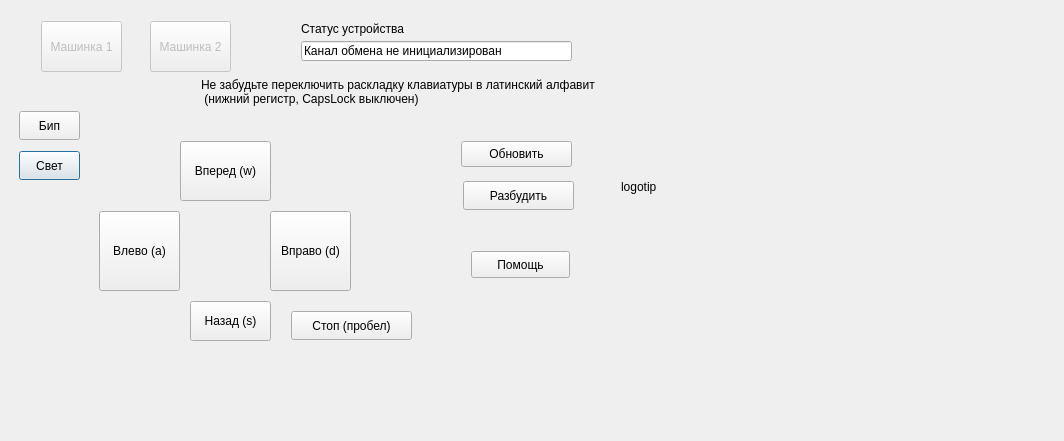
First picture: the form in vench.ui, repository woronin/smartcar, before the edit.
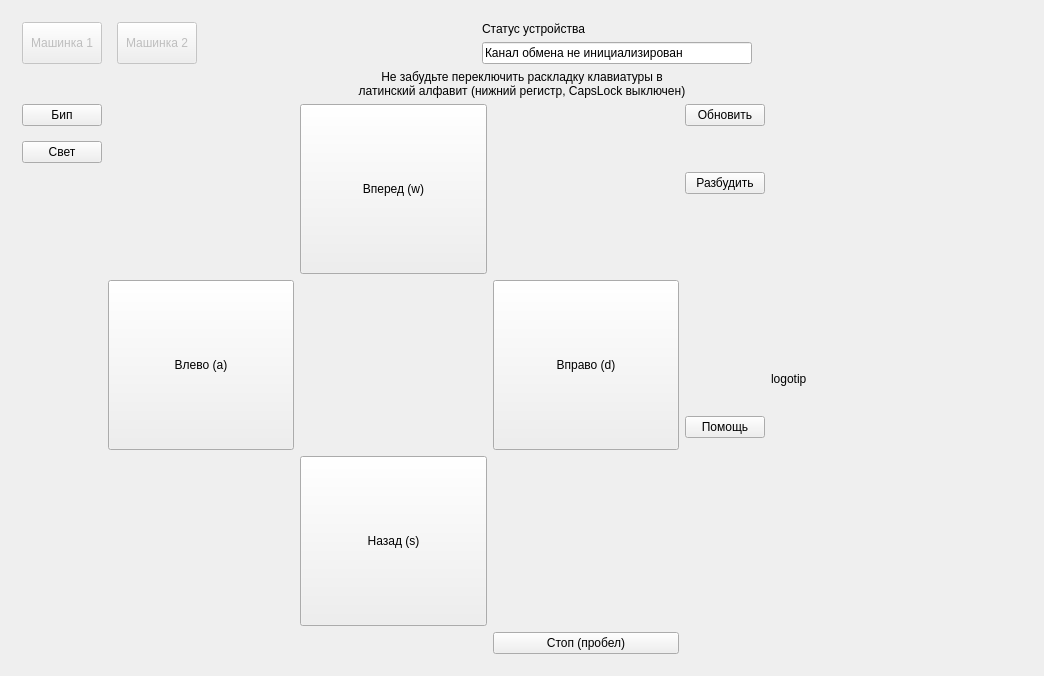
Second picture: the form after the edit. The open tabs and pages were chosen to show the change.

```diff
--- a/vench.ui
+++ b/vench.ui
@@ -6,8 +6,8 @@
    <rect>
     <x>0</x>
     <y>0</y>
-    <width>1064</width>
-    <height>441</height>
+    <width>1044</width>
+    <height>676</height>
    </rect>
   </property>
   <property name="acceptDrops">
@@ -35,101 +35,22 @@
       <number>3</number>
      </property>
      <widget class="QWidget" name="page">
-      <widget class="QPushButton" name="BLight">
-       <property name="geometry">
-        <rect>
-         <x>8</x>
-         <y>140</y>
-         <width>61</width>
-         <height>29</height>
-        </rect>
-       </property>
-       <property name="text">
-        <string>Свет</string>
-       </property>
-      </widget>
-      <widget class="QPushButton" name="BUp">
-       <property name="enabled">
-        <bool>true</bool>
-       </property>
-       <property name="geometry">
-        <rect>
-         <x>169</x>
-         <y>130</y>
-         <width>91</width>
-         <height>60</height>
-        </rect>
-       </property>
-       <property name="text">
-        <string>Вперед (w)</string>
-       </property>
-      </widget>
-      <widget class="QPushButton" name="BStop">
-       <property name="geometry">
-        <rect>
-         <x>280</x>
-         <y>300</y>
-         <width>121</width>
-         <height>29</height>
-        </rect>
-       </property>
-       <property name="text">
-        <string>Стоп (пробел)</string>
-       </property>
-       <property name="checkable">
-        <bool>false</bool>
-       </property>
-      </widget>
-      <widget class="QPushButton" name="BLeft">
-       <property name="geometry">
-        <rect>
-         <x>88</x>
-         <y>200</y>
-         <width>81</width>
-         <height>80</height>
-        </rect>
-       </property>
-       <property name="text">
-        <string>Влево (a)</string>
-       </property>
-      </widget>
-      <widget class="QPushButton" name="BDown">
-       <property name="geometry">
-        <rect>
-         <x>179</x>
-         <y>290</y>
-         <width>81</width>
-         <height>40</height>
-        </rect>
-       </property>
-       <property name="text">
-        <string>Назад (s)</string>
-       </property>
-      </widget>
-      <widget class="QPushButton" name="BBip">
-       <property name="geometry">
-        <rect>
-         <x>8</x>
-         <y>100</y>
-         <width>61</width>
-         <height>29</height>
-        </rect>
-       </property>
-       <property name="text">
-        <string>Бип</string>
-       </property>
-      </widget>
+      <layout class="QVBoxLayout" name="verticalLayout_3">
+       <item>
+        <layout class="QHBoxLayout" name="deviceInfo">
+         <property name="spacing">
+          <number>15</number>
+         </property>
+         <item>
       <widget class="QPushButton" name="BCar_1">
        <property name="enabled">
         <bool>false</bool>
        </property>
-       <property name="geometry">
-        <rect>
-         <x>30</x>
-         <y>10</y>
-         <width>81</width>
-         <height>51</height>
-        </rect>
+           <property name="sizePolicy">
+            <sizepolicy hsizetype="Minimum" vsizetype="Minimum">
+             <horstretch>0</horstretch>
+             <verstretch>0</verstretch>
+            </sizepolicy>
        </property>
        <property name="font">
         <font>
@@ -147,17 +68,17 @@
         <bool>false</bool>
        </property>
       </widget>
+         </item>
+         <item>
       <widget class="QPushButton" name="BCar_2">
        <property name="enabled">
         <bool>false</bool>
        </property>
-       <property name="geometry">
-        <rect>
-         <x>139</x>
-         <y>10</y>
-         <width>81</width>
-         <height>51</height>
-        </rect>
+           <property name="sizePolicy">
+            <sizepolicy hsizetype="Minimum" vsizetype="Minimum">
+             <horstretch>0</horstretch>
+             <verstretch>0</verstretch>
+            </sizepolicy>
        </property>
        <property name="text">
         <string>Машинка 2</string>
@@ -166,111 +87,359 @@
         <bool>true</bool>
        </property>
       </widget>
-      <widget class="QPushButton" name="BRight">
-       <property name="geometry">
-        <rect>
-         <x>259</x>
-         <y>200</y>
-         <width>81</width>
-         <height>80</height>
-        </rect>
-       </property>
-       <property name="text">
-        <string>Вправо (d)</string>
-       </property>
-      </widget>
-      <widget class="QPushButton" name="BAntiSleep">
-       <property name="geometry">
-        <rect>
-         <x>452</x>
-         <y>170</y>
-         <width>111</width>
-         <height>29</height>
-        </rect>
-       </property>
-       <property name="text">
-        <string>Разбудить</string>
-       </property>
-      </widget>
-      <widget class="QPushButton" name="Obnovit">
-       <property name="geometry">
-        <rect>
-         <x>450</x>
-         <y>130</y>
-         <width>111</width>
-         <height>26</height>
-        </rect>
-       </property>
-       <property name="text">
-        <string>Обновить</string>
-       </property>
-      </widget>
-      <widget class="QLabel" name="label_4">
-       <property name="geometry">
-        <rect>
-         <x>190</x>
-         <y>60</y>
-         <width>501</width>
-         <height>41</height>
-        </rect>
-       </property>
-       <property name="text">
-        <string>Не забудьте переключить раскладку клавиатуры в латинский алфавит
- (нижний регистр, CapsLock выключен)</string>
-       </property>
-      </widget>
+         </item>
+         <item>
+          <spacer name="horizontalSpacer_2">
+           <property name="orientation">
+            <enum>Qt::Horizontal</enum>
+           </property>
+           <property name="sizeHint" stdset="0">
+            <size>
+             <width>40</width>
+             <height>20</height>
+            </size>
+           </property>
+          </spacer>
+         </item>
+         <item>
+          <layout class="QVBoxLayout" name="verticalLayout_6">
+           <item>
       <widget class="QLabel" name="label_5">
-       <property name="geometry">
-        <rect>
-         <x>290</x>
-         <y>10</y>
-         <width>131</width>
-         <height>16</height>
-        </rect>
-       </property>
        <property name="text">
         <string>Статус устройства</string>
        </property>
       </widget>
+           </item>
+           <item>
       <widget class="QLineEdit" name="LStatus_2">
-       <property name="geometry">
-        <rect>
-         <x>290</x>
-         <y>30</y>
-         <width>271</width>
-         <height>20</height>
-        </rect>
-       </property>
        <property name="text">
         <string>Канал обмена не инициализирован</string>
        </property>
       </widget>
+           </item>
+          </layout>
+         </item>
+         <item>
+          <spacer name="horizontalSpacer">
+           <property name="orientation">
+            <enum>Qt::Horizontal</enum>
+           </property>
+           <property name="sizeHint" stdset="0">
+            <size>
+             <width>40</width>
+             <height>20</height>
+            </size>
+           </property>
+          </spacer>
+         </item>
+        </layout>
+       </item>
+       <item>
+        <layout class="QHBoxLayout" name="keyboardHintText">
+         <item>
+          <spacer name="horizontalSpacer_3">
+           <property name="orientation">
+            <enum>Qt::Horizontal</enum>
+           </property>
+           <property name="sizeHint" stdset="0">
+            <size>
+             <width>40</width>
+             <height>20</height>
+            </size>
+           </property>
+          </spacer>
+         </item>
+         <item>
+          <widget class="QLabel" name="label_4">
+           <property name="sizePolicy">
+            <sizepolicy hsizetype="Expanding" vsizetype="Maximum">
+             <horstretch>0</horstretch>
+             <verstretch>0</verstretch>
+            </sizepolicy>
+           </property>
+           <property name="text">
+            <string>Не забудьте переключить раскладку клавиатуры в латинский алфавит (нижний регистр, CapsLock выключен)</string>
+           </property>
+           <property name="textFormat">
+            <enum>Qt::AutoText</enum>
+           </property>
+           <property name="alignment">
+            <set>Qt::AlignCenter</set>
+           </property>
+           <property name="wordWrap">
+            <bool>true</bool>
+           </property>
+          </widget>
+         </item>
+         <item>
+          <spacer name="horizontalSpacer_4">
+           <property name="orientation">
+            <enum>Qt::Horizontal</enum>
+           </property>
+           <property name="sizeHint" stdset="0">
+            <size>
+             <width>40</width>
+             <height>20</height>
+            </size>
+           </property>
+          </spacer>
+         </item>
+        </layout>
+       </item>
+       <item>
+        <layout class="QHBoxLayout" name="mainBody">
+         <item>
+          <layout class="QVBoxLayout" name="verticalLayout_7">
+           <property name="spacing">
+            <number>15</number>
+           </property>
+           <item>
+            <widget class="QPushButton" name="BBip">
+             <property name="text">
+              <string>Бип</string>
+             </property>
+            </widget>
+           </item>
+           <item>
+            <widget class="QPushButton" name="BLight">
+             <property name="text">
+              <string>Свет</string>
+             </property>
+            </widget>
+           </item>
+           <item>
+            <spacer name="verticalSpacer">
+             <property name="orientation">
+              <enum>Qt::Vertical</enum>
+             </property>
+             <property name="sizeHint" stdset="0">
+              <size>
+               <width>20</width>
+               <height>40</height>
+              </size>
+             </property>
+            </spacer>
+           </item>
+          </layout>
+         </item>
+         <item>
+          <layout class="QGridLayout" name="gridLayout_5">
+           <property name="sizeConstraint">
+            <enum>QLayout::SetDefaultConstraint</enum>
+           </property>
+           <item row="2" column="2">
+            <widget class="QPushButton" name="BRight">
+             <property name="sizePolicy">
+              <sizepolicy hsizetype="Minimum" vsizetype="Minimum">
+               <horstretch>0</horstretch>
+               <verstretch>0</verstretch>
+              </sizepolicy>
+             </property>
+             <property name="text">
+              <string>Вправо (d)</string>
+             </property>
+            </widget>
+           </item>
+           <item row="2" column="0">
+            <widget class="QPushButton" name="BLeft">
+             <property name="sizePolicy">
+              <sizepolicy hsizetype="Minimum" vsizetype="Minimum">
+               <horstretch>0</horstretch>
+               <verstretch>0</verstretch>
+              </sizepolicy>
+             </property>
+             <property name="text">
+              <string>Влево (a)</string>
+             </property>
+            </widget>
+           </item>
+           <item row="4" column="2">
+            <widget class="QPushButton" name="BStop">
+             <property name="text">
+              <string>Стоп (пробел)</string>
+             </property>
+             <property name="checkable">
+              <bool>false</bool>
+             </property>
+            </widget>
+           </item>
+           <item row="1" column="1">
+            <widget class="QPushButton" name="BUp">
+             <property name="enabled">
+              <bool>true</bool>
+             </property>
+             <property name="sizePolicy">
+              <sizepolicy hsizetype="Minimum" vsizetype="Minimum">
+               <horstretch>0</horstretch>
+               <verstretch>0</verstretch>
+              </sizepolicy>
+             </property>
+             <property name="text">
+              <string>Вперед (w)</string>
+             </property>
+            </widget>
+           </item>
+           <item row="3" column="1">
+            <widget class="QPushButton" name="BDown">
+             <property name="sizePolicy">
+              <sizepolicy hsizetype="Minimum" vsizetype="Minimum">
+               <horstretch>0</horstretch>
+               <verstretch>0</verstretch>
+              </sizepolicy>
+             </property>
+             <property name="text">
+              <string>Назад (s)</string>
+             </property>
+            </widget>
+           </item>
+           <item row="2" column="1">
+            <spacer name="horizontalSpacer_5">
+             <property name="orientation">
+              <enum>Qt::Horizontal</enum>
+             </property>
+             <property name="sizeHint" stdset="0">
+              <size>
+               <width>40</width>
+               <height>20</height>
+              </size>
+             </property>
+            </spacer>
+           </item>
+           <item row="1" column="0">
+            <spacer name="horizontalSpacer_6">
+             <property name="orientation">
+              <enum>Qt::Horizontal</enum>
+             </property>
+             <property name="sizeHint" stdset="0">
+              <size>
+               <width>40</width>
+               <height>20</height>
+              </size>
+             </property>
+            </spacer>
+           </item>
+           <item row="1" column="2">
+            <spacer name="horizontalSpacer_7">
+             <property name="orientation">
+              <enum>Qt::Horizontal</enum>
+             </property>
+             <property name="sizeHint" stdset="0">
+              <size>
+               <width>40</width>
+               <height>20</height>
+              </size>
+             </property>
+            </spacer>
+           </item>
+          </layout>
+         </item>
+         <item>
+          <layout class="QVBoxLayout" name="verticalLayout_9">
+           <item>
+            <widget class="QPushButton" name="Obnovit">
+             <property name="sizePolicy">
+              <sizepolicy hsizetype="Minimum" vsizetype="Fixed">
+               <horstretch>0</horstretch>
+               <verstretch>0</verstretch>
+              </sizepolicy>
+             </property>
+             <property name="text">
+              <string>Обновить</string>
+             </property>
+            </widget>
+           </item>
+           <item>
+            <spacer name="verticalSpacer_4">
+             <property name="orientation">
+              <enum>Qt::Vertical</enum>
+             </property>
+             <property name="sizeType">
+              <enum>QSizePolicy::Preferred</enum>
+             </property>
+             <property name="sizeHint" stdset="0">
+              <size>
+               <width>20</width>
+               <height>40</height>
+              </size>
+             </property>
+            </spacer>
+           </item>
+           <item>
+            <widget class="QPushButton" name="BAntiSleep">
+             <property name="sizePolicy">
+              <sizepolicy hsizetype="Minimum" vsizetype="Fixed">
+               <horstretch>0</horstretch>
+               <verstretch>0</verstretch>
+              </sizepolicy>
+             </property>
+             <property name="text">
+              <string>Разбудить</string>
+             </property>
+            </widget>
+           </item>
+           <item>
+            <spacer name="verticalSpacer_3">
+             <property name="orientation">
+              <enum>Qt::Vertical</enum>
+             </property>
+             <property name="sizeHint" stdset="0">
+              <size>
+               <width>20</width>
+               <height>40</height>
+              </size>
+             </property>
+            </spacer>
+           </item>
+           <item>
       <widget class="QPushButton" name="pushButtonHelp">
-       <property name="geometry">
-        <rect>
-         <x>460</x>
-         <y>240</y>
-         <width>99</width>
-         <height>27</height>
-        </rect>
+             <property name="sizePolicy">
+              <sizepolicy hsizetype="Minimum" vsizetype="Fixed">
+               <horstretch>0</horstretch>
+               <verstretch>0</verstretch>
+              </sizepolicy>
        </property>
        <property name="text">
         <string>Помощь</string>
        </property>
       </widget>
+           </item>
+           <item>
+            <spacer name="verticalSpacer_5">
+             <property name="orientation">
+              <enum>Qt::Vertical</enum>
+             </property>
+             <property name="sizeHint" stdset="0">
+              <size>
+               <width>20</width>
+               <height>40</height>
+              </size>
+             </property>
+            </spacer>
+           </item>
+          </layout>
+         </item>
+         <item>
       <widget class="QLabel" name="label_logo_start">
-       <property name="geometry">
-        <rect>
-         <x>610</x>
-         <y>30</y>
+           <property name="sizePolicy">
+            <sizepolicy hsizetype="Fixed" vsizetype="Fixed">
+             <horstretch>0</horstretch>
+             <verstretch>0</verstretch>
+            </sizepolicy>
+           </property>
+           <property name="minimumSize">
+            <size>
          <width>251</width>
          <height>291</height>
-        </rect>
+            </size>
        </property>
        <property name="text">
         <string>logotip</string>
        </property>
       </widget>
+         </item>
+        </layout>
+       </item>
+      </layout>
      </widget>
      <widget class="QWidget" name="page_2">
       <widget class="QTabWidget" name="tabWidget">
```
Left out of the diff: 444 changed lines with no effect on the pictures. Lines whose indentation alone changed are shown as unchanged.
